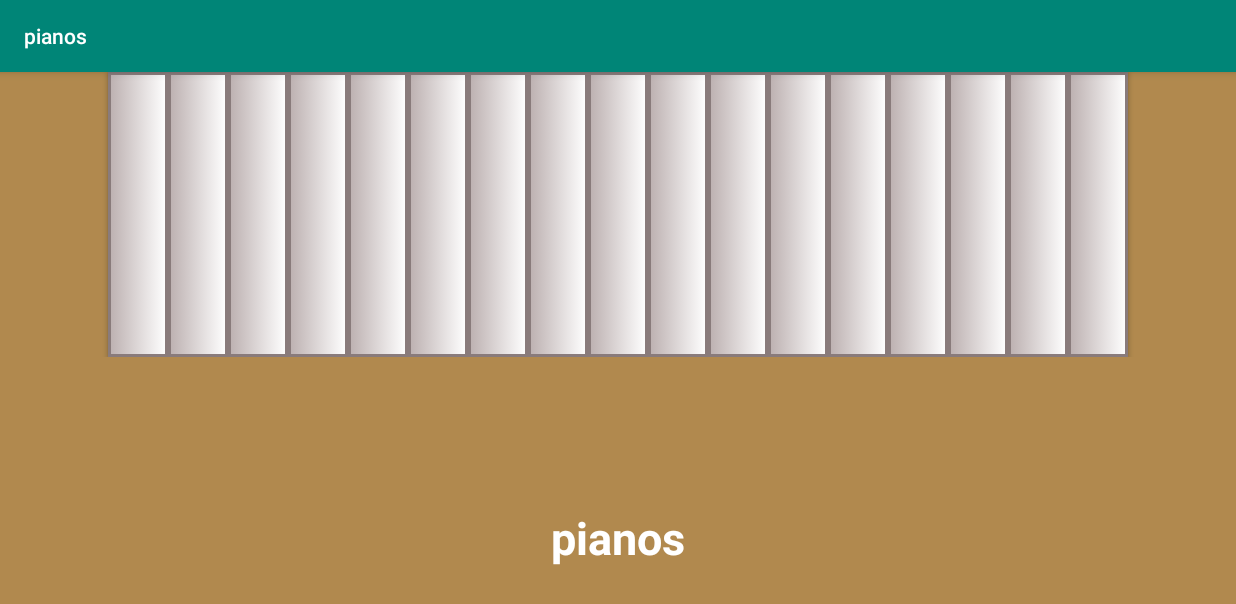
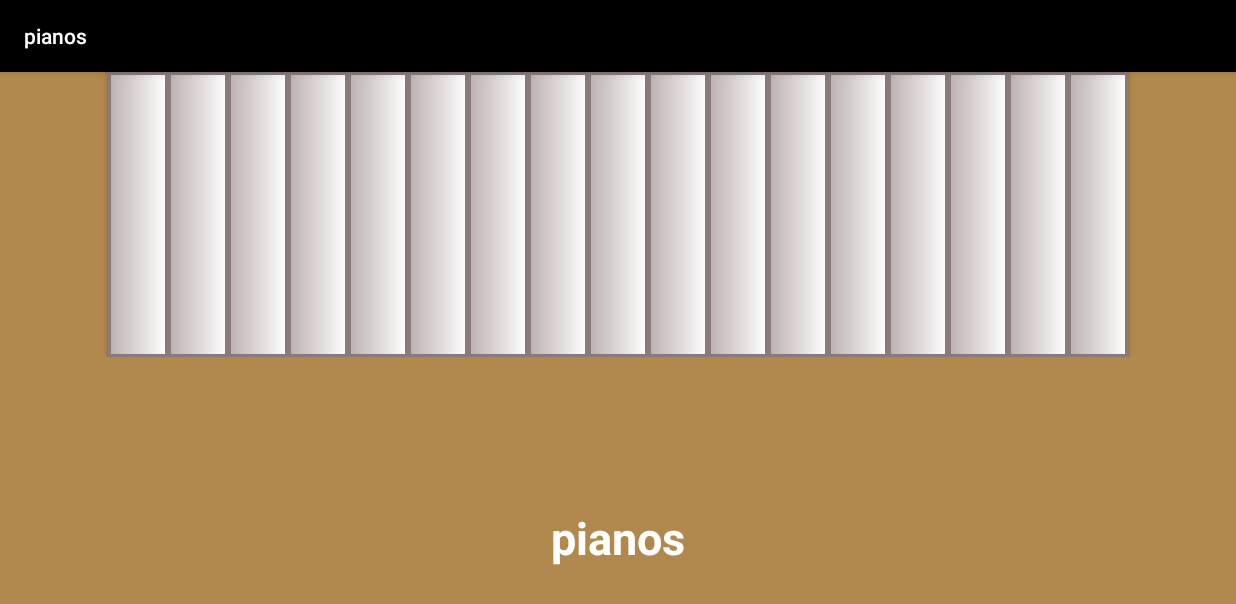
Before and after one commit to Groupe-Projet-android/MiniPiano, an Android app: the screen it shows after launch (MainActivity), on a phone screen of 824 x 412 dp (held sideways). Shown: the top 604 px of the screen. Run offline under Robolectric (Android 15) with nearby library versions, the phone set to English and light mode, and no system bars.

Commit message:
peaufinage , suppression de la bar de titre et autre modif pour le design

```diff
--- a/app/src/main/AndroidManifest.xml
+++ b/app/src/main/AndroidManifest.xml
@@ -4,9 +4,9 @@
 
     <application
         android:allowBackup="true"
-        android:icon="@mipmap/ic_launcher"
+        android:icon="@drawable/piano"
         android:label="@string/app_name"
-        android:roundIcon="@mipmap/ic_launcher_round"
+        android:roundIcon="@drawable/piano"
         android:supportsRtl="true"
         android:theme="@style/AppTheme">
         <activity android:name=".MainActivity" android:screenOrientation="landscape">
--- a/app/src/main/java/com/medi/pianos/MainActivity.java
+++ b/app/src/main/java/com/medi/pianos/MainActivity.java
@@ -7,6 +7,8 @@ import android.media.SoundPool;
 import android.os.Build;
 import android.os.Bundle;
 import android.view.View;
+import android.view.Window;
+import android.view.WindowManager;
 
 public class MainActivity extends AppCompatActivity {
     private SoundPool soundPool;
@@ -16,6 +18,9 @@ public class MainActivity extends AppCompatActivity {
     @Override
     protected void onCreate(Bundle savedInstanceState) {
         super.onCreate(savedInstanceState);
+
+        this.requestWindowFeature(Window.FEATURE_NO_TITLE);
+        this.getWindow().setFlags(WindowManager.LayoutParams.FLAG_FULLSCREEN, WindowManager.LayoutParams.FLAG_FULLSCREEN);
         setContentView(R.layout.activity_main);
 
         if (Build.VERSION.SDK_INT >= Build.VERSION_CODES.LOLLIPOP) {
--- a/app/src/main/res/values/colors.xml
+++ b/app/src/main/res/values/colors.xml
@@ -3,4 +3,7 @@
     <color name="colorPrimary">#008577</color>
     <color name="colorPrimaryDark">#00574B</color>
     <color name="colorAccent">#D81B60</color>
+    <color name="white">#FFFFFF</color>
+    <color name="black">#000000</color>
+    <color name="grey">#808080</color>
 </resources>
--- a/app/src/main/res/values/styles.xml
+++ b/app/src/main/res/values/styles.xml
@@ -3,9 +3,8 @@
     <!-- Base application theme. -->
     <style name="AppTheme" parent="Theme.AppCompat.Light.DarkActionBar">
         <!-- Customize your theme here. -->
-        <item name="colorPrimary">@color/colorPrimary</item>
-        <item name="colorPrimaryDark">@color/colorPrimaryDark</item>
-        <item name="colorAccent">@color/colorAccent</item>
+        <item name="colorPrimary">@color/black</item>
+        <item name="colorPrimaryDark">@color/grey</item>
     </style>
 
 </resources>
```
Also changed, not shown: app/src/main/res/drawable/piano.png (added), 1 other file.
